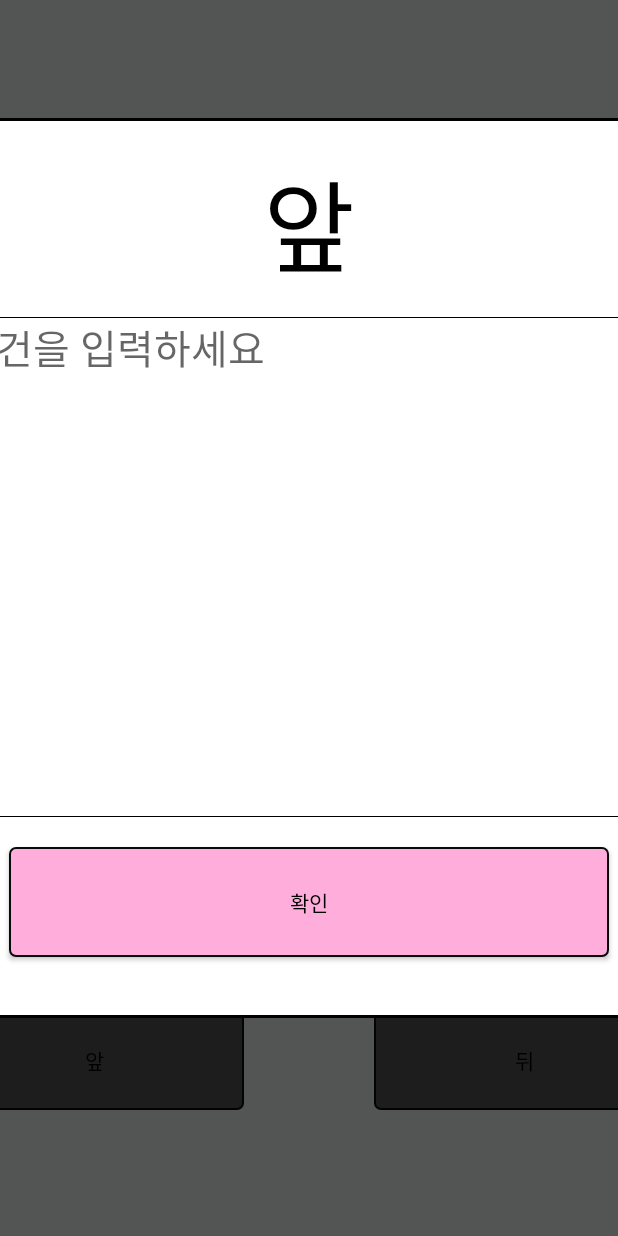
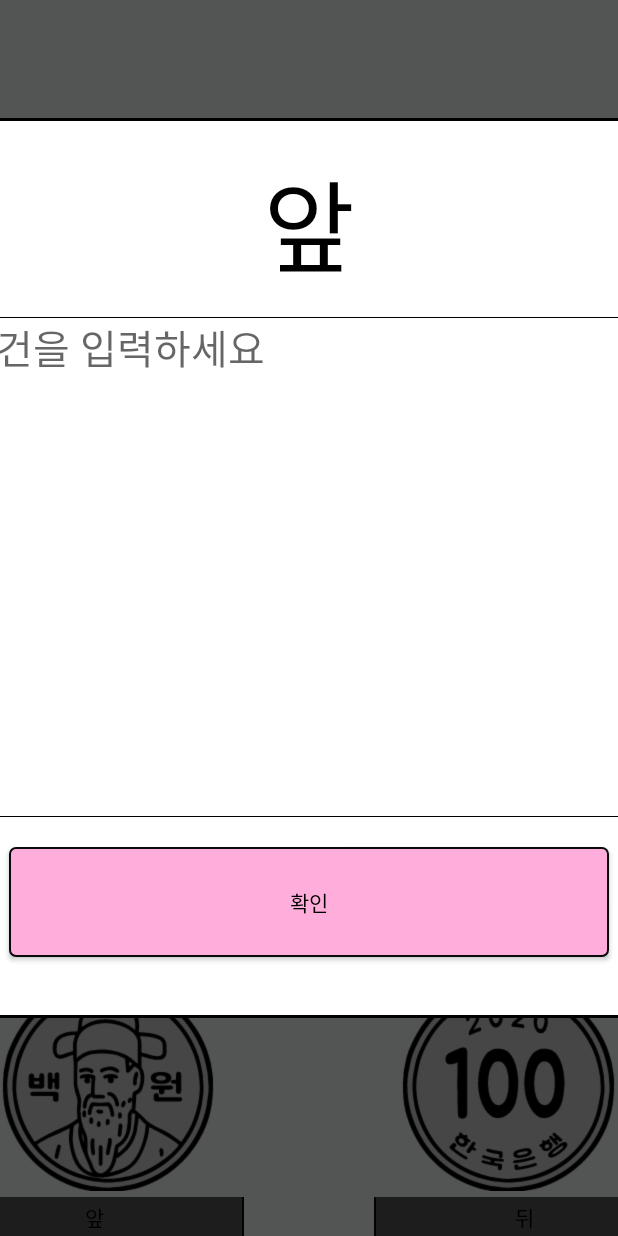
Before and after one commit to DongMin-0604/Coin_front_back_battle, an Android app: the screen it shows after launch (MainActivity), after a tap on an icon or button, on a phone screen of 412 x 824 dp. Run offline under Robolectric (Android 15) with nearby library versions, the light colour scheme and no system bars.

Commit message:
UI 비율 수정

```diff
--- a/app/src/main/res/layout/activity_main.xml
+++ b/app/src/main/res/layout/activity_main.xml
@@ -18,6 +18,7 @@
         <ImageView
             android:layout_width="match_parent"
             android:layout_height="450px"
+            android:layout_weight="0.2"
             android:layout_gravity="center"
             android:src="@drawable/logo1" />
         <!--일자 가로선 표시-->
@@ -39,6 +40,7 @@
                 android:layout_width="match_parent"
                 android:layout_height="wrap_content"
                 android:fontFamily="@font/one_mobile_pop"
+                android:layout_marginTop="50px"
                 android:gravity="center"
                 android:text="TOUCH!"
                 android:textColor="#CA81AA"
@@ -85,13 +87,13 @@
             <ImageView
                 android:layout_width="270px"
                 android:layout_height="210px"
-                android:layout_weight="1"
+                android:layout_marginEnd="43dp"
                 android:src="@drawable/coin_front" />
 
             <ImageView
                 android:layout_width="270px"
                 android:layout_height="210px"
-                android:layout_weight="1"
+                android:layout_marginStart="43dp"
                 android:src="@drawable/coin_back" />
         </LinearLayout>
 
@@ -99,7 +101,7 @@
             android:layout_width="match_parent"
             android:layout_height="wrap_content"
             android:layout_marginTop="6px"
-            android:layout_marginBottom="350px"
+            android:layout_weight="0.2"
             android:gravity="center"
             android:orientation="horizontal">
 
```
